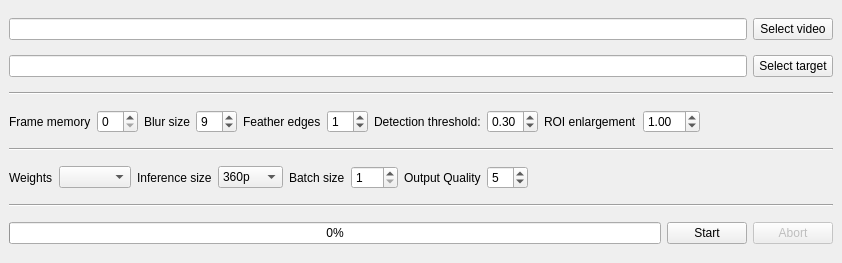
Before: the Qt Designer form dashcamcleaner/src/mainwindow.ui in tfaehse/DashcamCleaner, drawn with Qt 5.
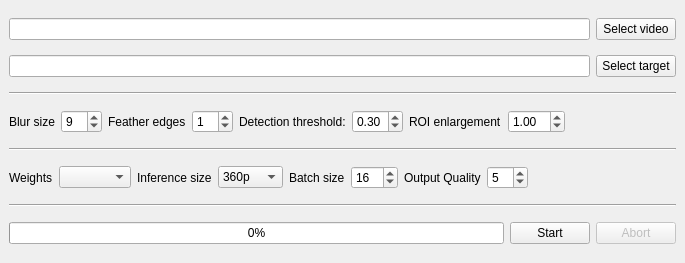
After: the same form once the commit is applied.

```diff
--- a/dashcamcleaner/src/mainwindow.ui
+++ b/dashcamcleaner/src/mainwindow.ui
@@ -6,7 +6,7 @@
    <rect>
     <x>0</x>
     <y>0</y>
-    <width>842</width>
+    <width>685</width>
     <height>263</height>
    </rect>
   </property>
@@ -66,16 +66,6 @@
     </item>
     <item>
      <layout class="QHBoxLayout" name="horizontalLayout_3">
-      <item>
-       <widget class="QLabel" name="label_2">
-        <property name="text">
-         <string>Frame memory</string>
-        </property>
-       </widget>
-      </item>
-      <item>
-       <widget class="QSpinBox" name="spin_memory"/>
-      </item>
       <item>
        <widget class="QLabel" name="label_3">
         <property name="text">
@@ -223,7 +213,10 @@
          <number>1</number>
         </property>
         <property name="maximum">
-         <number>200</number>
+         <number>256</number>
+        </property>
+        <property name="value">
+         <number>16</number>
         </property>
        </widget>
       </item>
```
